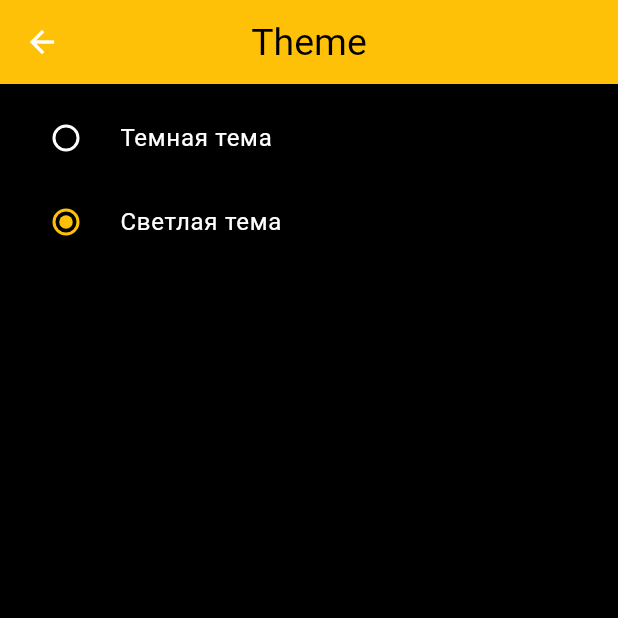
After one commit to Megabeaver89/crypto_calculator, a Flutter app: the ThemeSwitcherPage screen opened by its route, after a tap on "Светлая тема", on a phone screen of 412 x 824 dp, the top half of it. The commit adds this screen. Run offline on Flutter 3.47's test engine with Material 3 defaults, Android fonts, the phone set to English and light mode, and no system bars; statements that could not run were skipped.

Commit message:
feat: добавить виджет custom_radio_list, создать страницу для изменения цветовой темы приложения

```diff
--- /dev/null
+++ b/lib/common_widgets/custom_radio_list.dart
@@ -0,0 +1,33 @@
+import 'package:flutter/material.dart';
+
+class CustomRadioList<T> extends StatelessWidget {
+  final List<T> options;
+  final T selectedValue;
+  final ValueChanged<T> onChanged;
+  final String Function(T) labelBuilder;
+
+  const CustomRadioList({
+    super.key,
+    required this.options,
+    required this.selectedValue,
+    required this.onChanged,
+    required this.labelBuilder,
+  });
+
+  @override
+  Widget build(BuildContext context) {
+    return Column(
+        children: options.map((option) {
+      return RadioListTile<T>(
+        title: Text(labelBuilder(option)),
+        value: option,
+        groupValue: selectedValue,
+        onChanged: (T? value) {
+          if (value != null) {
+            onChanged(value);
+          }
+        },
+      );
+    }).toList());
+  }
+}
--- a/lib/crypto_calculator_app.dart
+++ b/lib/crypto_calculator_app.dart
@@ -1,6 +1,7 @@
 import 'package:crypto_calculator/features/constants/routes.dart';
 import 'package:crypto_calculator/features/main_page/view/main_page.dart';
 import 'package:crypto_calculator/features/settings_page/settings_page.dart';
+import 'package:crypto_calculator/features/theme_switcher_page/theme_switcher_page.dart';
 import 'package:crypto_calculator/theme/theme.dart';
 import 'package:flutter/material.dart';
 
@@ -16,6 +17,7 @@ class CryptoCalculatorApp extends StatelessWidget {
       routes: {
         homeRoute: (context) => const MainPage(),
         settingsRoute: (context) => const SetttingsPage(),
+        themeRoute: (context) => const ThemeSwitcherPage(),
       },
     );
   }
--- a/lib/features/constants/routes.dart
+++ b/lib/features/constants/routes.dart
@@ -1,2 +1,7 @@
 const String homeRoute = '/';
 const String settingsRoute = '/settings';
+const String walletRoute = '/wallet';
+const String convertRoute = '/convert';
+const String topFiftyRoute = '/top_fifty';
+const String themeRoute = '/theme';
+const String languageRoute = '/language';
--- a/lib/features/constants/text_buttons.dart
+++ b/lib/features/constants/text_buttons.dart
@@ -2,4 +2,5 @@ const String walletText = 'Кошелек';
 const String settingsText = 'Настройки';
 const String convertText = 'Конвертация';
 const String topFiftyText = 'Топ 50';
-const String changeThemeText = 'Изменить тему';
+const String themeText = 'Тема';
+const String languageText = 'Язык';
--- a/lib/features/settings_page/views/settings_page.dart
+++ b/lib/features/settings_page/view/settings_page.dart
@@ -13,6 +13,7 @@ class SetttingsPage extends BasePage {
 class _SetttingsPageState extends BasePageState<SetttingsPage> {
   @override
   Widget buildBody(BuildContext context) {
+    final settingsPageButtons = getSettingsPageButtons(context);
     return GridViewIconButtons(listIconTextButtons: settingsPageButtons);
   }
 }
--- /dev/null
+++ b/lib/features/theme_switcher_page/view/theme_switcher_page.dart
@@ -0,0 +1,30 @@
+import 'package:crypto_calculator/common_widgets/custom_radio_list.dart';
+import 'package:crypto_calculator/core/base_page.dart';
+import 'package:flutter/material.dart';
+
+enum ThemeOption { dark, light }
+
+class ThemeSwitcherPage extends BasePage {
+  const ThemeSwitcherPage({super.key}) : super(title: 'Theme');
+
+  @override
+  _ThemeSwitcherPageState createState() => _ThemeSwitcherPageState();
+}
+
+class _ThemeSwitcherPageState extends BasePageState<ThemeSwitcherPage> {
+  ThemeOption _selectedTheme = ThemeOption.dark;
+
+  @override
+  Widget buildBody(BuildContext context) {
+    return CustomRadioList<ThemeOption>(
+        options: ThemeOption.values,
+        selectedValue: _selectedTheme,
+        onChanged: (ThemeOption newValue) {
+          setState(() {
+            _selectedTheme = newValue;
+          });
+        },
+        labelBuilder: (option) =>
+            option == ThemeOption.dark ? 'Темная тема' : 'Светлая тема');
+  }
+}
--- /dev/null
+++ b/lib/features/theme_switcher_page/view/view.dart
@@ -0,0 +1 @@
+export 'theme_switcher_page.dart';
```
Also changed, not shown: lib/features/constants/icon_text_buttons.dart (+11 -4 lines), lib/features/settings_page/view/view.dart (renamed from lib/features/settings_page/views/view.dart), lib/features/theme_switcher_page/theme_switcher_page.dart (renamed from lib/features/main_page/main_page.dart), lib/features/theme_switcher_page/widgets/widgets.dart (added).
